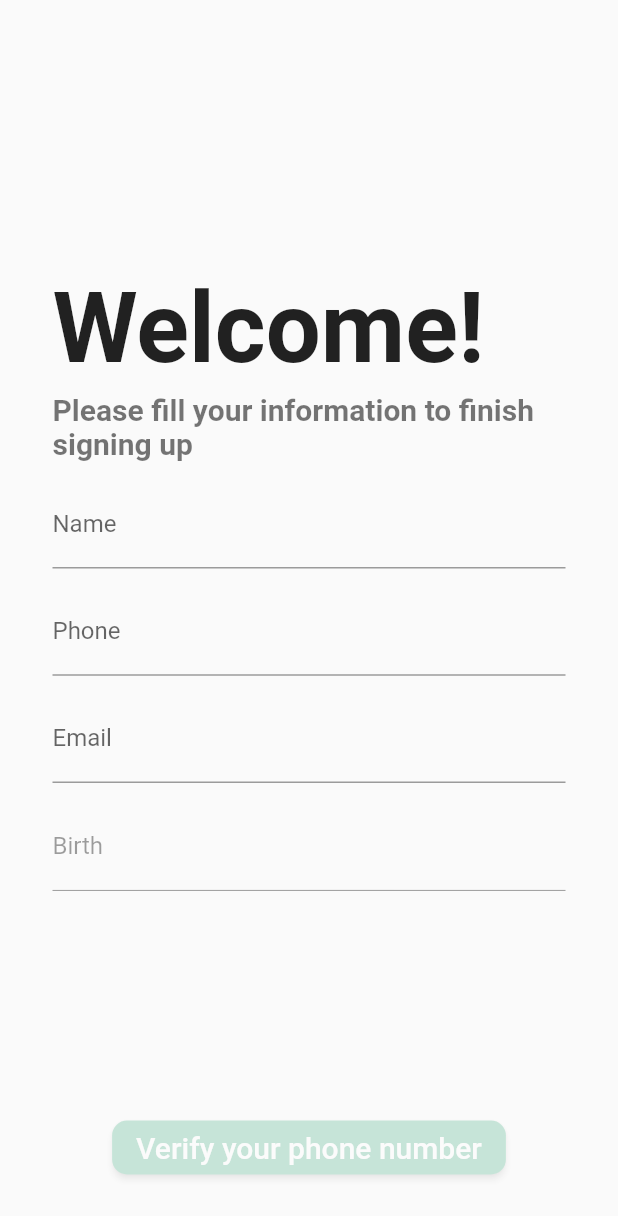
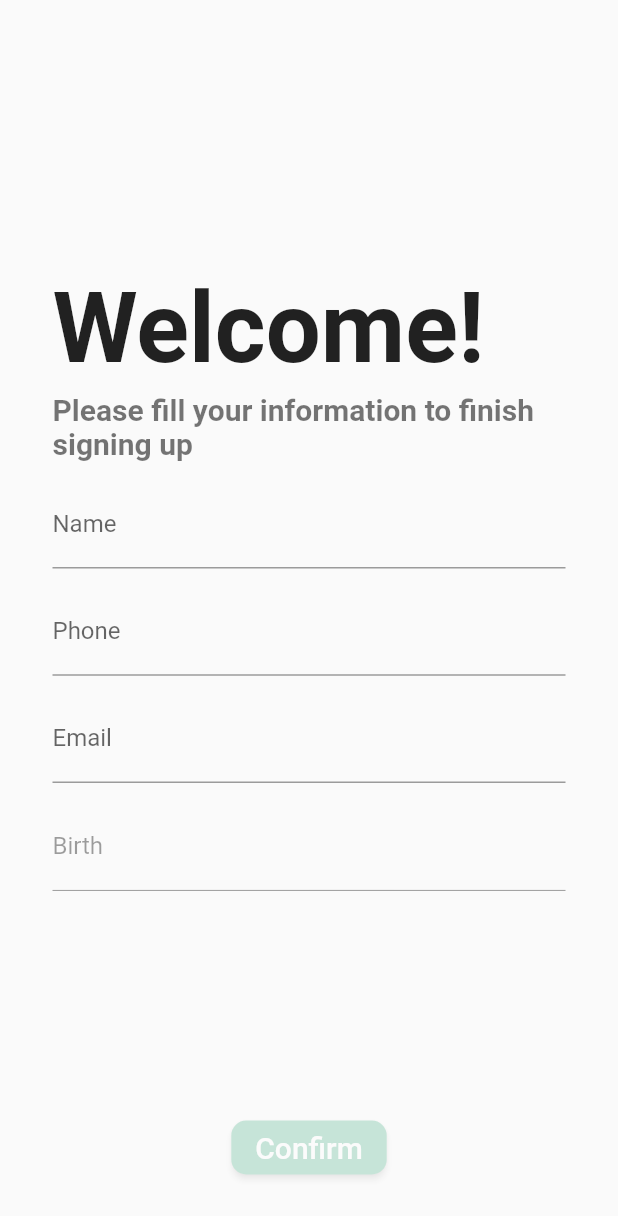
Before and after one commit to DoDucHoa/CapstoneProject, a Flutter app: the SignUpForm widget shown alone on an empty page, opened directly with empty values, on a phone screen of 412 x 824 dp. Shown: the top 1216 px of the screen. Run offline on Flutter 3.47's test engine with Material 2 defaults, Android fonts, the light colour scheme and no system bars; our stand-ins replace bloc, device_info_plus, dio, equatable, firebase_auth, firebase_core and 3 more; accounts and stored records are empty; project files that could hold a hidden picture were left out.

Commit message:
[Mobile]-Fix Sign Up API request

```diff
--- a/PawNClaw.Mobile/lib/repositories/auth/auth_repository.dart
+++ b/PawNClaw.Mobile/lib/repositories/auth/auth_repository.dart
@@ -69,7 +69,9 @@ class AuthRepository implements BaseAuthRepository {
         'Phone': phone,
         'Name': name,
         'Birth': birthday.toIso8601String(),
+        'RoleCode': '05'
       };
+      print(requestBody);
       const String _url =
           "https://pawnclawdevelopmentapi.azurewebsites.net/api/auth/sign-up";
       var response = await _dio.post(_url, data: requestBody);
--- a/PawNClaw.Mobile/lib/screens/signin_screen/components/sign_up_form.dart
+++ b/PawNClaw.Mobile/lib/screens/signin_screen/components/sign_up_form.dart
@@ -133,7 +133,7 @@ class _SignUpFormState extends State<SignUpForm> {
                       }
                     : () {},
                 child: const Text(
-                  "Verify your phone number",
+                  "Confirm",
                   style: TextStyle(color: Colors.white, fontSize: 20),
                 ),
                 style: ButtonStyle(
```
